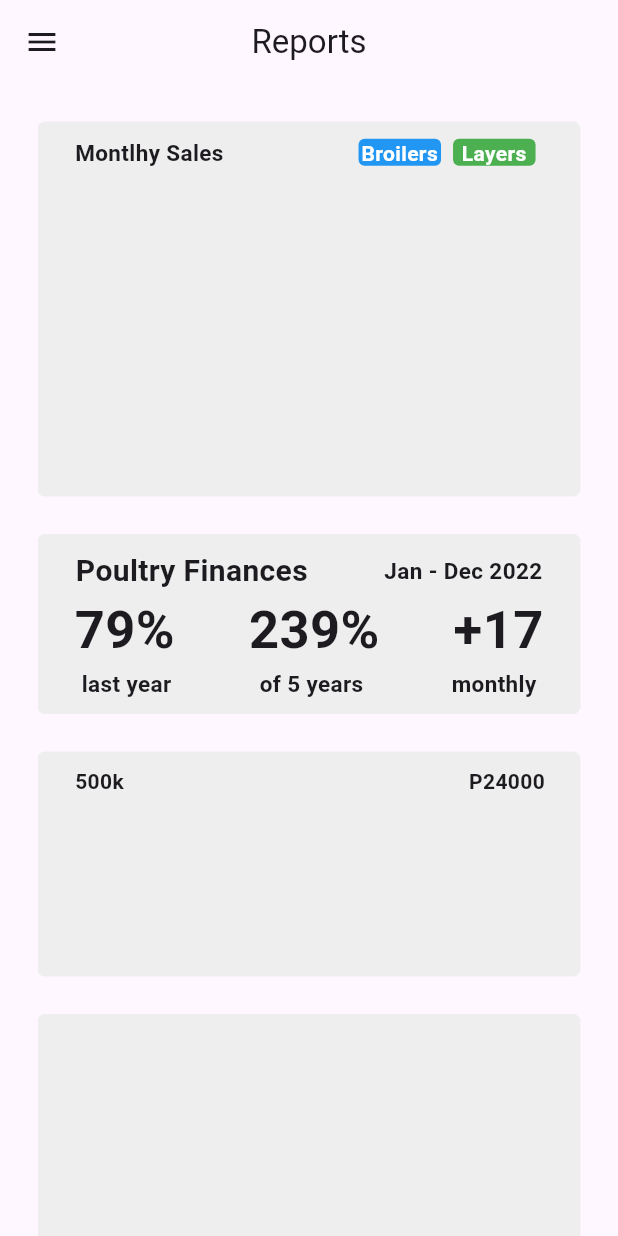
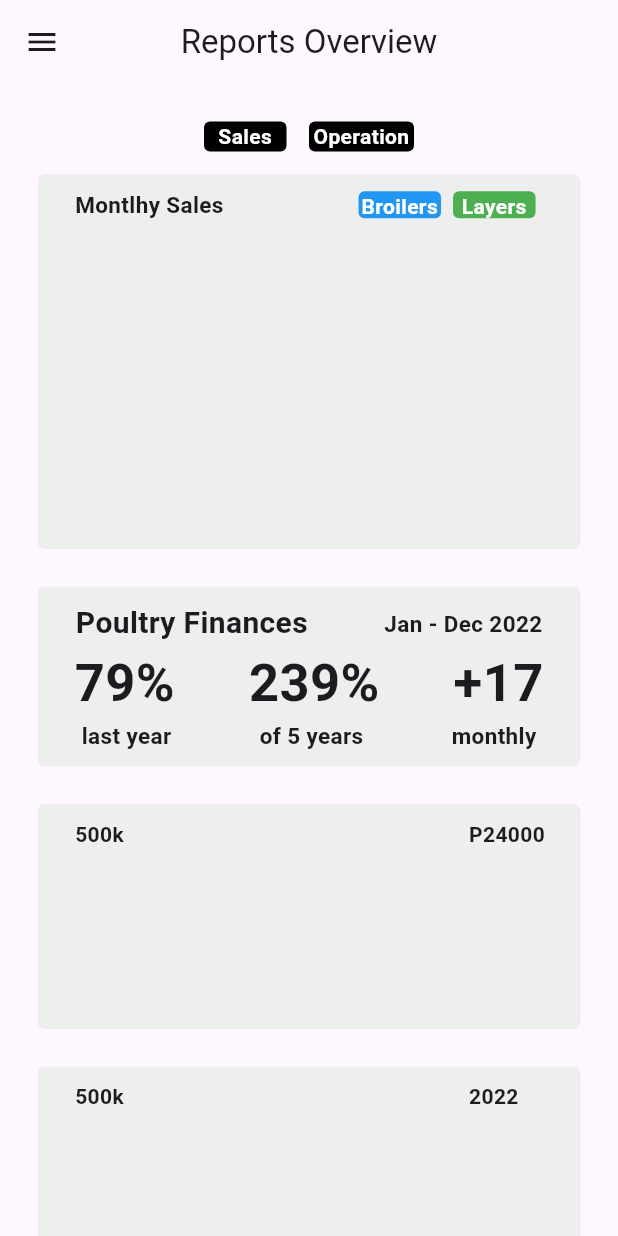
Before and after one commit to Wangu-Phillip/HenVision, a Flutter app: the Reports screen opened directly, on a phone screen of 412 x 824 dp. Run offline on Flutter 3.47's test engine with Material 3 defaults, Android fonts, the phone set to English and light mode, and no system bars; our stand-ins replace firebase_auth, firebase_core, fl_chart; accounts and stored records are empty.

Commit message:
Added Sales & Operations report pages

```diff
--- a/lib/features/personalisation/views/reports.dart
+++ b/lib/features/personalisation/views/reports.dart
@@ -1,7 +1,9 @@
 import 'package:firebase_auth/firebase_auth.dart';
 import 'package:flutter/material.dart';
 import 'package:hen_vision/common/widgets/drawer.dart';
+import 'package:hen_vision/features/personalisation/views/Sales.dart';
 import 'package:hen_vision/features/personalisation/views/admin/admin_dashboard.dart';
+import 'package:hen_vision/features/personalisation/views/operations.dart';
 
 class Reports extends StatefulWidget {
   const Reports({super.key});
@@ -18,7 +20,7 @@ class _ReportsState extends State<Reports> {
   Widget build(BuildContext context) {
     return Scaffold(
       appBar: AppBar(
-        title: const Text("Reports"),
+        title: const Text("Reports Overview"),
         centerTitle: true,
       ),
 
@@ -34,6 +36,74 @@ class _ReportsState extends State<Reports> {
               const SizedBox(
                 height: 25,
               ),
+
+              // Sales & Operations Report buttons
+              Row(
+                mainAxisAlignment: MainAxisAlignment.center,
+                children: [
+                  // Sales Report
+                  GestureDetector(
+                    onTap: () {
+                      Navigator.push(
+                        context,
+                        MaterialPageRoute(builder: (context) {
+                          return const SalesReport();
+                        }),
+                      );
+                    },
+                    child: Container(
+                      width: 55,
+                      height: 20,
+                      decoration: BoxDecoration(
+                        borderRadius: BorderRadius.circular(4),
+                        color: Colors.black,
+                      ),
+                      child: const Text(
+                        "Sales",
+                        textAlign: TextAlign.center,
+                        style: TextStyle(
+                            fontWeight: FontWeight.bold,
+                            color: Colors.white
+                        ),
+                      ),
+                    ),
+                  ),
+
+                  const SizedBox(
+                    width: 15,
+                  ),
+                  // Operations Report
+                  GestureDetector(
+                    onTap: () {
+                      Navigator.push(
+                        context,
+                        MaterialPageRoute(builder: (context) {
+                          return const OperationsReport();
+                        }),
+                      );
+                    },
+                    child: Container(
+                      width: 70,
+                      height: 20,
+                      decoration: BoxDecoration(
+                        borderRadius: BorderRadius.circular(4),
+                        color: Colors.black,
+                      ),
+                      child: const Text(
+                        "Operations",
+                        textAlign: TextAlign.center,
+                        style: TextStyle(
+                            fontWeight: FontWeight.bold,
+                            color: Colors.white
+                        ),
+                      ),
+                    ),
+                  ),
+
+                ],
+              ),
+
+              SizedBox(height: 15,),
 
               // Monthly Sales
               Container(
@@ -201,7 +271,6 @@ class _ReportsState extends State<Reports> {
                       ],
                     ),
 
-
                   ],
                 ),
               ),
@@ -249,12 +318,39 @@ class _ReportsState extends State<Reports> {
               //  Graph
               Padding(
                 padding: const EdgeInsets.only(bottom: 10.0),
-                child: Container(
+                child: // Line chart
+                Container(
                   width: 400,
-                  height: 200,
+                  height: 150,
                   decoration: BoxDecoration(
                     color: Colors.grey.shade200,
                     borderRadius: BorderRadius.circular(5),
+                  ),
+
+                  child: const Padding(
+                    padding: EdgeInsets.only(left: 25.0, top: 10.0),
+                    child: Row(
+                      crossAxisAlignment: CrossAxisAlignment.start,
+                      children: [
+                        Text(
+                          "500k",
+                          style: TextStyle(
+                            fontWeight: FontWeight.bold,
+                          ),
+                        ),
+
+
+                        SizedBox(width: 230,),
+
+                        Text(
+                          "2022",
+                          style: TextStyle(
+                            fontWeight: FontWeight.bold,
+                          ),
+                        ),
+
+                      ],
+                    ),
                   ),
                 ),
               ),
```
Also changed, not shown: lib/features/personalisation/views/Sales.dart (+278 -0 lines), lib/features/personalisation/views/operations.dart (+223 -0 lines).
